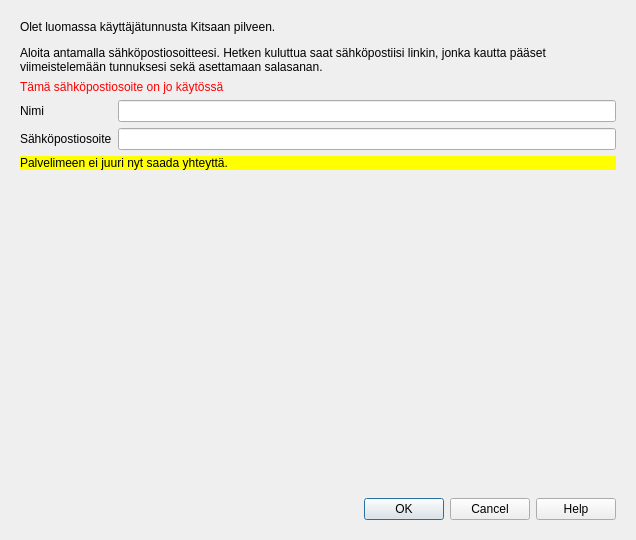
Before: the Qt Designer form kitsas/aloitussivu/luotunnusdialogi.ui in artoh/kitupiikki, drawn with Qt 5.
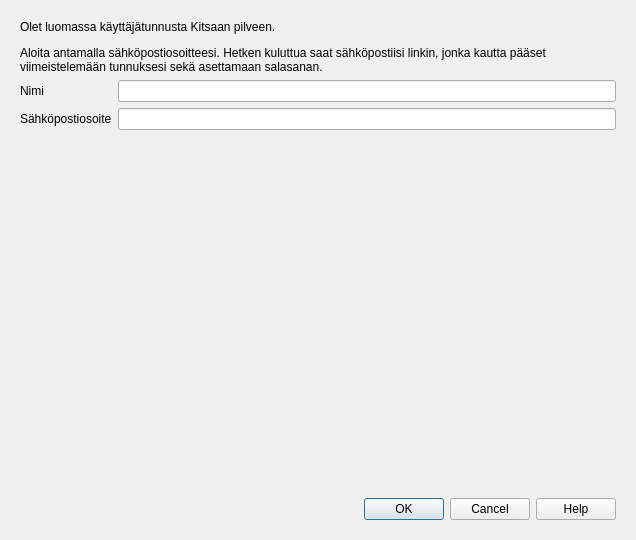
After: the same form once the commit is applied. The open tabs and pages were chosen to show the change.

The edit to the form file:
```diff
--- a/kitsas/aloitussivu/luotunnusdialogi.ui
+++ b/kitsas/aloitussivu/luotunnusdialogi.ui
@@ -88,16 +88,6 @@
          </property>
         </widget>
        </item>
-       <item>
-        <widget class="QLabel" name="kaytossaLabel">
-         <property name="styleSheet">
-          <string notr="true">color: rgb(255, 0, 0);</string>
-         </property>
-         <property name="text">
-          <string>Tämä sähköpostiosoite on jo käytössä</string>
-         </property>
-        </widget>
-       </item>
        <item>
         <layout class="QFormLayout" name="formLayout">
          <item row="0" column="0">
@@ -128,16 +118,6 @@
          </item>
         </layout>
        </item>
-       <item>
-        <widget class="QLabel" name="verkkovirheLabel">
-         <property name="styleSheet">
-          <string notr="true">background-color: rgb(255, 255, 0);</string>
-         </property>
-         <property name="text">
-          <string>Palvelimeen ei juuri nyt saada yhteyttä.</string>
-         </property>
-        </widget>
-       </item>
        <item>
         <spacer name="verticalSpacer">
          <property name="orientation">
```
